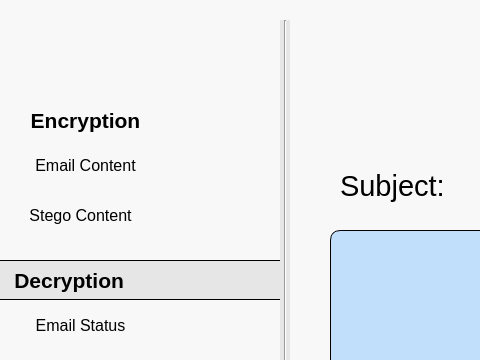
This is UI_Files/Decryption.ui in StegoMailo/Desktop-App as Qt 5 draws it before an edit; both pictures show x 0 to 480 and y 0 to 360 of the 1223 by 762 pixel window. The edited form follows.
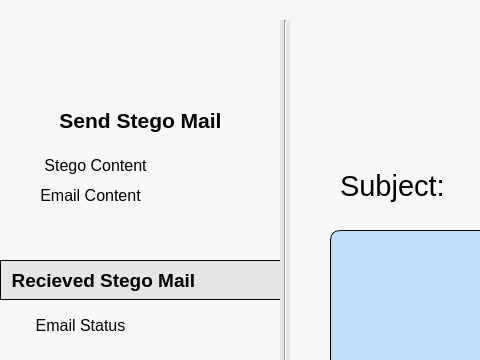
This is the edited form.

The edit to the form file:
```diff
--- a/UI_Files/Decryption.ui
+++ b/UI_Files/Decryption.ui
@@ -124,9 +124,9 @@
   <widget class="QPushButton" name="encryption_Button">
    <property name="geometry">
     <rect>
-     <x>10</x>
+     <x>20</x>
      <y>100</y>
-     <width>151</width>
+     <width>241</width>
      <height>40</height>
     </rect>
    </property>
@@ -148,25 +148,28 @@
 </string>
    </property>
    <property name="text">
-    <string>Encryption</string>
+    <string>Send Stego Mail</string>
    </property>
   </widget>
   <widget class="QPushButton" name="pushButton_9">
    <property name="geometry">
     <rect>
-     <x>-10</x>
+     <x>0</x>
      <y>260</y>
-     <width>291</width>
+     <width>281</width>
      <height>40</height>
     </rect>
    </property>
    <property name="font">
     <font>
-     <pointsize>16</pointsize>
+     <pointsize>14</pointsize>
      <weight>75</weight>
      <bold>true</bold>
     </font>
    </property>
+   <property name="layoutDirection">
+    <enum>Qt::LeftToRight</enum>
+   </property>
    <property name="autoFillBackground">
     <bool>false</bool>
    </property>
@@ -179,13 +182,13 @@
 background-color: rgb(230, 230, 230);</string>
    </property>
    <property name="text">
-    <string>    Decryption</string>
+    <string>  Recieved Stego Mail</string>
    </property>
   </widget>
   <widget class="QPushButton" name="emailContentButton">
    <property name="geometry">
     <rect>
-     <x>10</x>
+     <x>20</x>
      <y>150</y>
      <width>151</width>
      <height>31</height>
@@ -209,40 +212,40 @@
 </string>
    </property>
    <property name="text">
-    <string>Email Content</string>
-   </property>
-  </widget>
-  <widget class="QPushButton" name="stegoContentButton">
-   <property name="geometry">
-    <rect>
-     <x>10</x>
-     <y>200</y>
-     <width>141</width>
-     <height>31</height>
-    </rect>
-   </property>
-   <property name="font">
-    <font>
-     <pointsize>12</pointsize>
-     <weight>50</weight>
-     <bold>false</bold>
-    </font>
-   </property>
-   <property name="autoFillBackground">
-    <bool>false</bool>
-   </property>
-   <property name="styleSheet">
-    <string notr="true">color:black;
-box-shadow: none;
-border-style:flat;
-text-align: center;
-</string>
-   </property>
-   <property name="text">
     <string>Stego Content</string>
    </property>
   </widget>
-  <widget class="QPushButton" name="EmailStatus_pushButton">
+  <widget class="QPushButton" name="btnEmailContent">
+   <property name="geometry">
+    <rect>
+     <x>20</x>
+     <y>180</y>
+     <width>141</width>
+     <height>31</height>
+    </rect>
+   </property>
+   <property name="font">
+    <font>
+     <pointsize>12</pointsize>
+     <weight>50</weight>
+     <bold>false</bold>
+    </font>
+   </property>
+   <property name="autoFillBackground">
+    <bool>false</bool>
+   </property>
+   <property name="styleSheet">
+    <string notr="true">color:black;
+box-shadow: none;
+border-style:flat;
+text-align: center;
+</string>
+   </property>
+   <property name="text">
+    <string>Email Content</string>
+   </property>
+  </widget>
+  <widget class="QPushButton" name="btnEmailStatus">
    <property name="geometry">
     <rect>
      <x>20</x>
```
Left out of the diff: 8 changed lines with no effect on the pictures.
